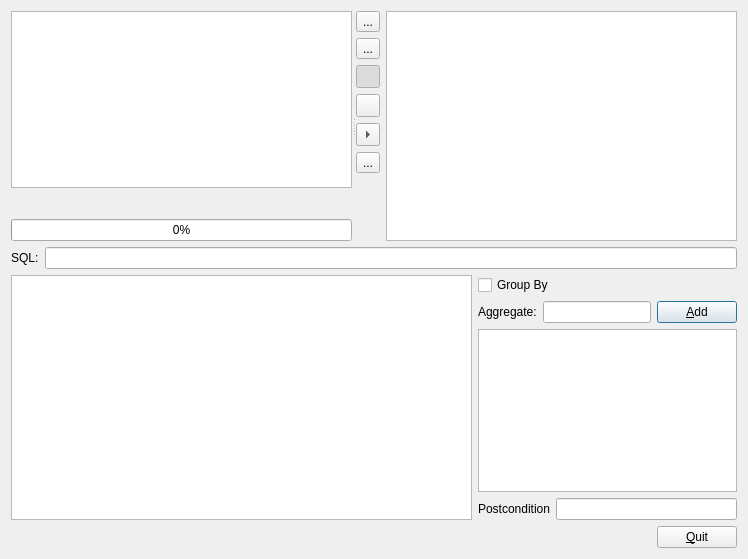
gthom/gapQBE, file dialogrelation.ui: the form before one commit.
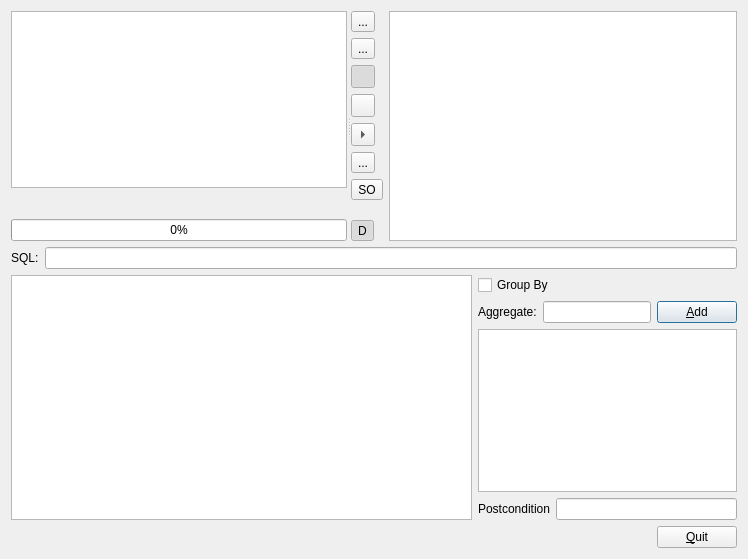
The form after the commit. Icons and pictures are not drawn. Custom widgets are drawn as their Qt base class.

Commit message: définition de l'ordre de tri fonctionnel prise en compte de la clause distinct

Patch:
```diff
--- a/dialogrelation.ui
+++ b/dialogrelation.ui
@@ -19,7 +19,7 @@
      <property name="orientation">
       <enum>Qt::Horizontal</enum>
      </property>
-     <widget class="QWidget" name="">
+     <widget class="QWidget" name="layoutWidget">
       <layout class="QVBoxLayout" name="verticalLayout">
        <item>
         <widget class="QListWidget" name="listWidgetTables">
@@ -71,7 +71,7 @@
        </item>
       </layout>
      </widget>
-     <widget class="QWidget" name="">
+     <widget class="QWidget" name="layoutWidget">
       <layout class="QHBoxLayout" name="horizontalLayout_4">
        <item>
         <layout class="QVBoxLayout" name="verticalLayout_2">
@@ -164,6 +164,13 @@
            </property>
           </widget>
          </item>
+         <item>
+          <widget class="QToolButton" name="toolButtonSO">
+           <property name="text">
+            <string>SO</string>
+           </property>
+          </widget>
+         </item>
          <item>
           <spacer name="verticalSpacer_2">
            <property name="orientation">
@@ -177,6 +184,19 @@
            </property>
           </spacer>
          </item>
+         <item>
+          <widget class="QToolButton" name="toolButtonDistinct">
+           <property name="text">
+            <string>D</string>
+           </property>
+           <property name="checkable">
+            <bool>true</bool>
+           </property>
+           <property name="checked">
+            <bool>true</bool>
+           </property>
+          </widget>
+         </item>
         </layout>
        </item>
        <item>
```
The commit also changes 9 other files.
